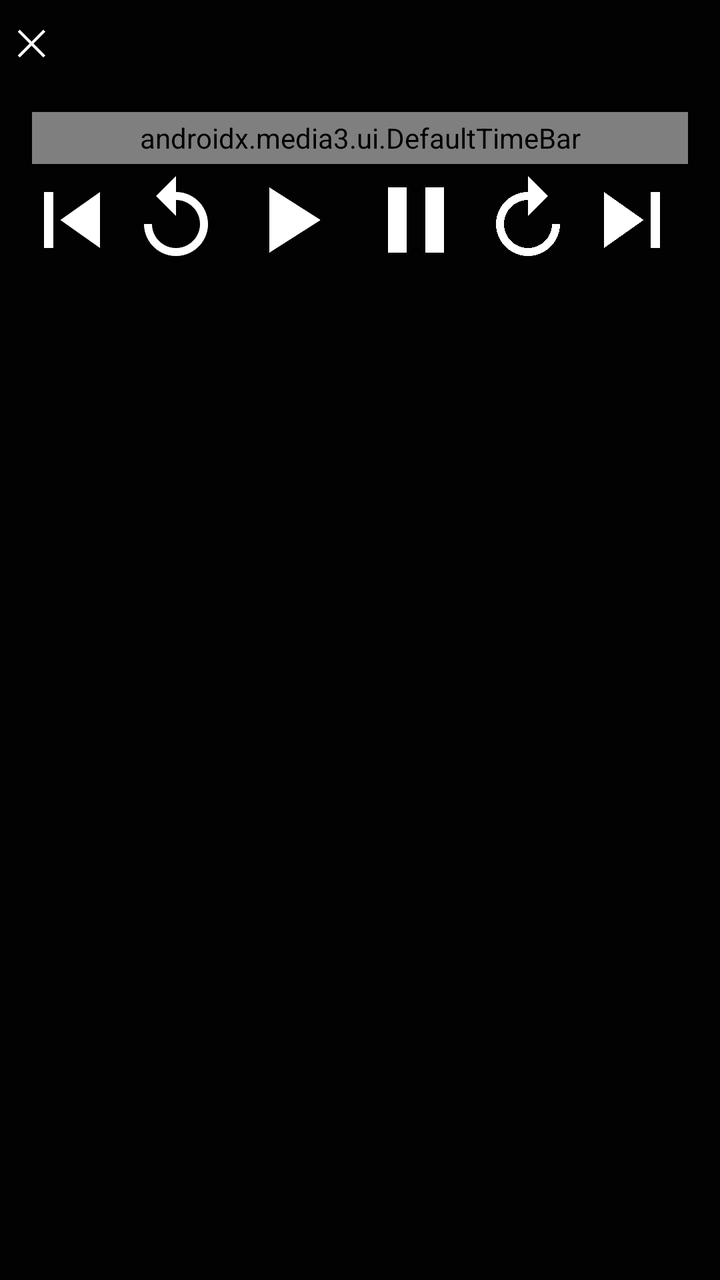
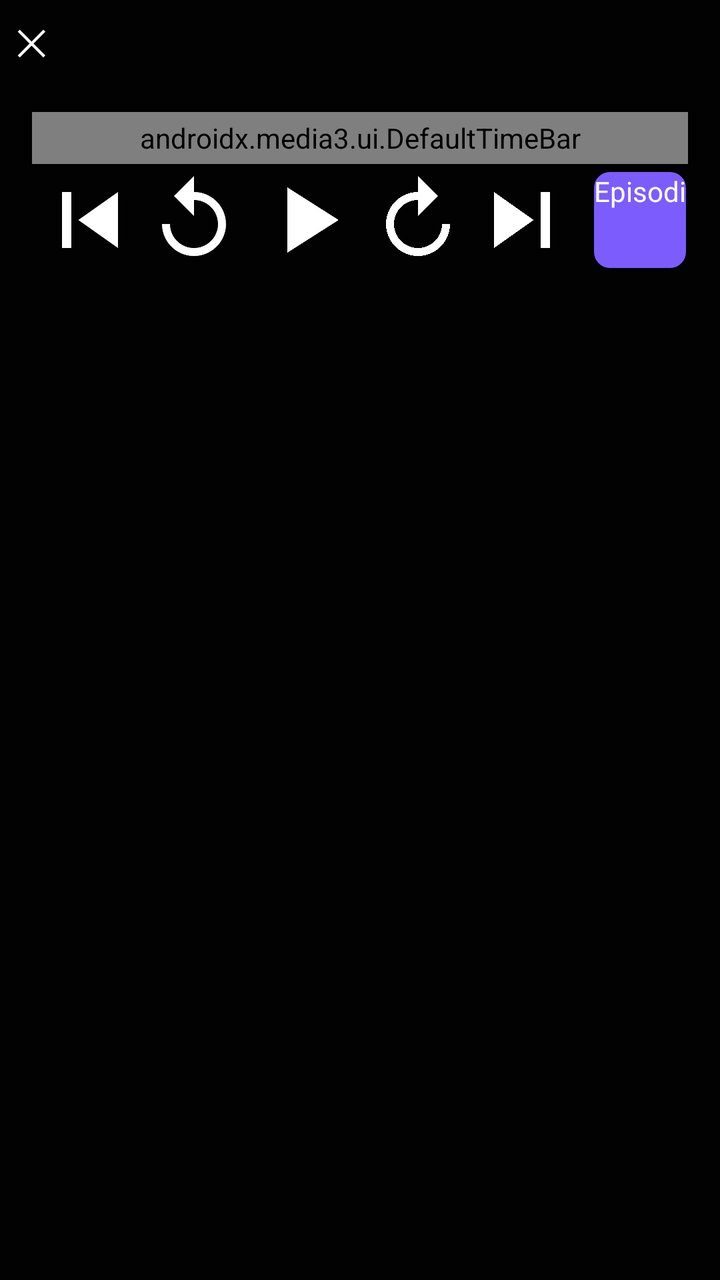

Screens rendered from an Android XML layout before and after an edit, with the pre-edit source and the edit as a unified diff.
<!-- AndroidManifest.xml: application theme AppTheme -->
<!-- res/layout/exo_player_control_view.xml -->
<?xml version="1.0" encoding="utf-8"?>
<LinearLayout xmlns:android="http://schemas.android.com/apk/res/android"
    xmlns:app="http://schemas.android.com/apk/res-auto"
    android:layout_width="match_parent"
    android:layout_height="wrap_content"
    android:layout_gravity="bottom"
    android:background="#CC000000"
    android:orientation="vertical"
    android:padding="8dp">

    <LinearLayout
        android:layout_width="match_parent"
        android:layout_height="wrap_content"
        android:gravity="center_vertical"
        android:orientation="horizontal">

        <Button
            android:id="@+id/c_close"
            android:layout_width="48dp"
            android:layout_height="48dp"
            android:background="?android:attr/selectableItemBackground"
            android:contentDescription="@string/close_player"
            android:text="✕"
            android:textColor="#FFFFFF"
            android:textSize="18sp" />

        <TextView
            android:id="@+id/c_title"
            android:layout_width="0dp"
            android:layout_height="wrap_content"
            android:layout_weight="1"
            android:ellipsize="end"
            android:maxLines="1"
            android:paddingStart="8dp"
            android:paddingEnd="8dp"
            android:textColor="#FFFFFF"
            android:textSize="14sp" />
    </LinearLayout>

    <LinearLayout
        android:layout_width="match_parent"
        android:layout_height="wrap_content"
        android:gravity="center_vertical"
        android:orientation="horizontal">

        <TextView
            android:id="@+id/exo_position"
            android:layout_width="wrap_content"
            android:layout_height="wrap_content"
            android:paddingEnd="8dp"
            android:textColor="#FFFFFF"
            android:textSize="12sp" />

        <androidx.media3.ui.DefaultTimeBar
            android:id="@+id/exo_progress"
            android:layout_width="0dp"
            android:layout_height="26dp"
            android:layout_weight="1"
            app:played_color="@color/accent"
            app:scrubber_color="@color/accent" />

        <TextView
            android:id="@+id/exo_duration"
            android:layout_width="wrap_content"
            android:layout_height="wrap_content"
            android:paddingStart="8dp"
            android:textColor="#FFFFFF"
            android:textSize="12sp" />
    </LinearLayout>

    <LinearLayout
        android:layout_width="match_parent"
        android:layout_height="wrap_content"
        android:gravity="center"
        android:orientation="horizontal">

        <ImageButton
            android:id="@+id/c_prev"
            android:layout_width="56dp"
            android:layout_height="56dp"
            android:background="?android:attr/selectableItemBackgroundBorderless"
            android:contentDescription="@string/prev_episode"
            android:src="@drawable/ic_prev" />

        <ImageButton
            android:id="@+id/exo_rew"
            android:layout_width="48dp"
            android:layout_height="56dp"
            android:background="?android:attr/selectableItemBackgroundBorderless"
            android:contentDescription="@string/rew_10"
            android:src="@drawable/ic_rew" />

        <ImageButton
            android:id="@+id/exo_play"
            android:layout_width="64dp"
            android:layout_height="56dp"
            android:background="?android:attr/selectableItemBackgroundBorderless"
            android:contentDescription="@string/play"
            android:src="@drawable/ic_play" />

        <ImageButton
            android:id="@+id/exo_pause"
            android:layout_width="64dp"
            android:layout_height="56dp"
            android:background="?android:attr/selectableItemBackgroundBorderless"
            android:contentDescription="@string/pause"
            android:src="@drawable/ic_pause" />

        <ImageButton
            android:id="@+id/exo_ffwd"
            android:layout_width="48dp"
            android:layout_height="56dp"
            android:background="?android:attr/selectableItemBackgroundBorderless"
            android:contentDescription="@string/ffwd_10"
            android:src="@drawable/ic_ffwd" />

        <ImageButton
            android:id="@+id/c_next"
            android:layout_width="56dp"
            android:layout_height="56dp"
            android:background="?android:attr/selectableItemBackgroundBorderless"
            android:contentDescription="@string/next_episode"
            android:src="@drawable/ic_next" />

        <Button
            android:id="@+id/c_episodes"
            android:layout_width="wrap_content"
            android:layout_height="48dp"
            android:layout_marginStart="8dp"
            android:background="@drawable/bg_player_btn"
            android:text="@string/episode_list"
            android:textColor="#FFFFFF"
            android:textSize="14sp" />
    </LinearLayout>
</LinearLayout>
<!-- resources referenced by this layout -->
<resources>
  <color name="accent">#7C5CFC</color>
  <!-- drawable bg_player_btn (drawable) -->
  <?xml version="1.0" encoding="utf-8"?>
  <shape xmlns:android="http://schemas.android.com/apk/res/android" android:shape="rectangle">
      <solid android:color="@color/accent" />
      <corners android:radius="8dp" />
  </shape>
  <!-- drawable ic_ffwd (drawable) -->
  <?xml version="1.0" encoding="utf-8"?>
  <vector xmlns:android="http://schemas.android.com/apk/res/android"
      android:width="24dp" android:height="24dp"
      android:viewportWidth="24" android:viewportHeight="24">
      <path
          android:fillColor="#FFFFFFFF"
          android:pathData="M12,5V1l5,5l-5,5V7c-3.3,0 -6,2.7 -6,6s2.7,6 6,6s6,-2.7 6,-6h2c0,4.4 -3.6,8 -8,8s-8,-3.6 -8,-8s3.6,-8 8,-8z" />
  </vector>
  <!-- drawable ic_next (drawable) -->
  <?xml version="1.0" encoding="utf-8"?>
  <vector xmlns:android="http://schemas.android.com/apk/res/android"
      android:width="24dp" android:height="24dp"
      android:viewportWidth="24" android:viewportHeight="24">
      <path
          android:fillColor="#FFFFFFFF"
          android:pathData="M6,18l8.5,-6L6,6v12zM16,6v12h2V6h-2z" />
  </vector>
  <!-- drawable ic_pause (drawable) -->
  <?xml version="1.0" encoding="utf-8"?>
  <vector xmlns:android="http://schemas.android.com/apk/res/android"
      android:width="24dp" android:height="24dp"
      android:viewportWidth="24" android:viewportHeight="24">
      <path
          android:fillColor="#FFFFFFFF"
          android:pathData="M6,19h4L10,5L6,5v14zM14,5v14h4v-14h-4z" />
  </vector>
  <!-- drawable ic_play (drawable) -->
  <?xml version="1.0" encoding="utf-8"?>
  <vector xmlns:android="http://schemas.android.com/apk/res/android"
      android:width="24dp" android:height="24dp"
      android:viewportWidth="24" android:viewportHeight="24">
      <path
          android:fillColor="#FFFFFFFF"
          android:pathData="M8,5v14l11,-7z" />
  </vector>
  <!-- drawable ic_prev (drawable) -->
  <?xml version="1.0" encoding="utf-8"?>
  <vector xmlns:android="http://schemas.android.com/apk/res/android"
      android:width="24dp" android:height="24dp"
      android:viewportWidth="24" android:viewportHeight="24">
      <path
          android:fillColor="#FFFFFFFF"
          android:pathData="M6,6h2v12L6,18zM9.5,12l8.5,6L18,6z" />
  </vector>
  <!-- drawable ic_rew (drawable) -->
  <?xml version="1.0" encoding="utf-8"?>
  <vector xmlns:android="http://schemas.android.com/apk/res/android"
      android:width="24dp" android:height="24dp"
      android:viewportWidth="24" android:viewportHeight="24">
      <path
          android:fillColor="#FFFFFFFF"
          android:pathData="M12,5V1L7,6l5,5V7c3.3,0 6,2.7 6,6s-2.7,6 -6,6s-6,-2.7 -6,-6H4c0,4.4 3.6,8 8,8s8,-3.6 8,-8s-3.6,-8 -8,-8z" />
  </vector>
  <string name="close_player">Chiudi player</string>
  <string name="episode_list">Episodi</string>
  <string name="ffwd_10">Avanti di 10 secondi</string>
  <string name="next_episode">Episodio successivo</string>
  <string name="pause">Pausa</string>
  <string name="play">Riproduci</string>
  <string name="prev_episode">Episodio precedente</string>
  <string name="rew_10">Indietro di 10 secondi</string>
  <style name="AppTheme" parent="android:Theme.Material.NoActionBar">
          <item name="android:colorPrimary">@color/accent</item>
          <item name="android:colorPrimaryDark">@color/bg</item>
          <item name="android:colorAccent">@color/accent</item>
          <item name="android:windowBackground">@color/bg</item>
          <item name="android:statusBarColor">@color/bg</item>
          <item name="android:navigationBarColor">@color/bg</item>
          <item name="android:textColorPrimary">@color/text_primary</item>
          <item name="android:textColorSecondary">@color/text_secondary</item>
          <item name="android:windowLightStatusBar">false</item>
      </style>
  <color name="bg">#0B0B10</color>
  <color name="text_primary">#FFFFFF</color>
  <color name="text_secondary">#A0A4B8</color>
</resources>

<!-- the commit's change to res/layout/exo_player_control_view.xml (unified diff, before → after) -->
@@ -90,21 +90,14 @@
             android:contentDescription="@string/rew_10"
             android:src="@drawable/ic_rew" />
 
+        
         <ImageButton
-            android:id="@+id/exo_play"
+            android:id="@+id/exo_play_pause"
             android:layout_width="64dp"
             android:layout_height="56dp"
             android:background="?android:attr/selectableItemBackgroundBorderless"
             android:contentDescription="@string/play"
             android:src="@drawable/ic_play" />
-
-        <ImageButton
-            android:id="@+id/exo_pause"
-            android:layout_width="64dp"
-            android:layout_height="56dp"
-            android:background="?android:attr/selectableItemBackgroundBorderless"
-            android:contentDescription="@string/pause"
-            android:src="@drawable/ic_pause" />
 
         <ImageButton
             android:id="@+id/exo_ffwd"
<!-- resource entries referenced after the edit -->
@@ -24,15 +24,6 @@
       <path
           android:fillColor="#FFFFFFFF"
           android:pathData="M6,18l8.5,-6L6,6v12zM16,6v12h2V6h-2z" />
-  </vector>
-  <!-- drawable ic_pause (drawable) -->
-  <?xml version="1.0" encoding="utf-8"?>
-  <vector xmlns:android="http://schemas.android.com/apk/res/android"
-      android:width="24dp" android:height="24dp"
-      android:viewportWidth="24" android:viewportHeight="24">
-      <path
-          android:fillColor="#FFFFFFFF"
-          android:pathData="M6,19h4L10,5L6,5v14zM14,5v14h4v-14h-4z" />
   </vector>
   <!-- drawable ic_play (drawable) -->
   <?xml version="1.0" encoding="utf-8"?>
@@ -65,7 +56,6 @@
   <string name="episode_list">Episodi</string>
   <string name="ffwd_10">Avanti di 10 secondi</string>
   <string name="next_episode">Episodio successivo</string>
-  <string name="pause">Pausa</string>
   <string name="play">Riproduci</string>
   <string name="prev_episode">Episodio precedente</string>
   <string name="rew_10">Indietro di 10 secondi</string>
